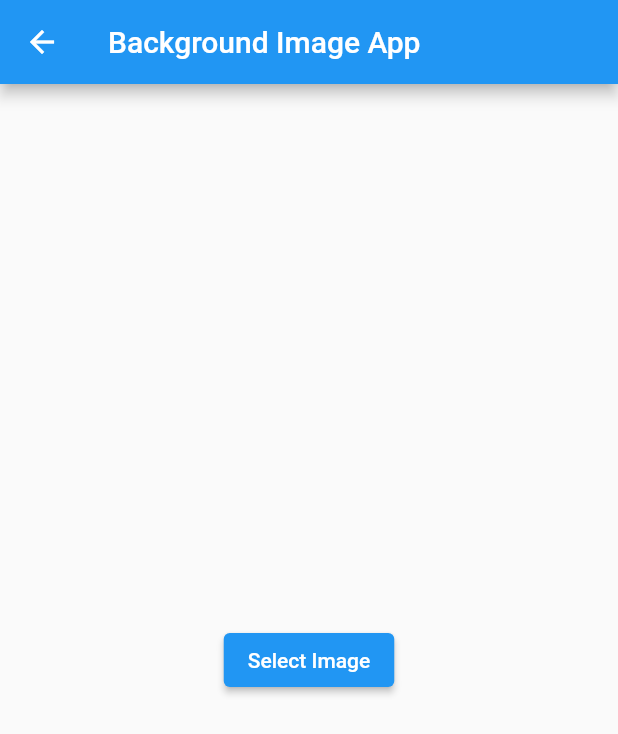
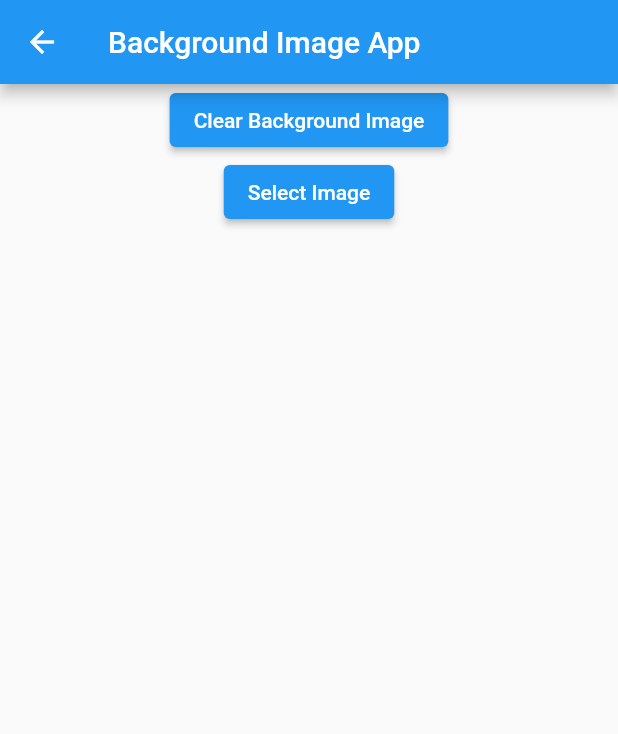
Before and after one commit to bishoyabdmariam/NotesAndTodoApp, a Flutter app: the screen it shows after launch, in the side drawer, after a tap on "Change BackGround", on a phone screen of 412 x 824 dp. Shown: the top 734 px of the screen. Run offline on Flutter 3.47's test engine with Material 2 defaults, Android fonts, the phone set to English and light mode, and no system bars; our stand-ins replace flutter_native_splash, image_picker, shared_preferences, sqflite; accounts and stored records are empty.

```diff
--- a/lib/background  Image.dart
+++ b/lib/background  Image.dart
@@ -26,12 +26,28 @@ class _BackgroundImageAppState extends State<BackgroundImageApp> {
       ScaffoldMessenger.of(context).clearSnackBars();
       ScaffoldMessenger.of(context).showSnackBar(
         const SnackBar(
-          content: Text("BackGround Image has been selected correctly"),
+          content: Text("Background Image has been selected correctly"),
         ),
       );
       Navigator.of(context)
           .pushReplacement(MaterialPageRoute(builder: (context) => Home()));
     }
+  }
+
+  Future<void> clearImage() async {
+    final prefs = await SharedPreferences.getInstance();
+    await prefs.remove('backgroundImagePath');
+    setState(() {
+      backgroundImage = null;
+    });
+    ScaffoldMessenger.of(context).clearSnackBars();
+    ScaffoldMessenger.of(context).showSnackBar(
+      const SnackBar(
+        content: Text("Background Image has been cleared"),
+      ),
+    );
+    Navigator.of(context)
+        .pushReplacement(MaterialPageRoute(builder: (context) => Home()));
   }
 
   @override
@@ -45,13 +61,25 @@ class _BackgroundImageAppState extends State<BackgroundImageApp> {
       appBar: AppBar(
         title: Text('Background Image App'),
       ),
-      body: Container(
-        child: Center(
-          child: ElevatedButton(
-            onPressed: getImageFromGallery,
-            child: Text(
-              backgroundImage != null ? 'Select another Image' : 'Select Image',
-            ),
+      body: Center(
+        child: Container(
+          width: double.infinity,
+          height: double.infinity,
+          child: Column(
+            children: [
+              ElevatedButton(
+                onPressed: clearImage,
+                child: Text('Clear Background Image'),
+              ),
+              ElevatedButton(
+                onPressed: getImageFromGallery,
+                child: Text(
+                  backgroundImage != null
+                      ? 'Select another Image'
+                      : 'Select Image',
+                ),
+              ),
+            ],
           ),
         ),
       ),
```
